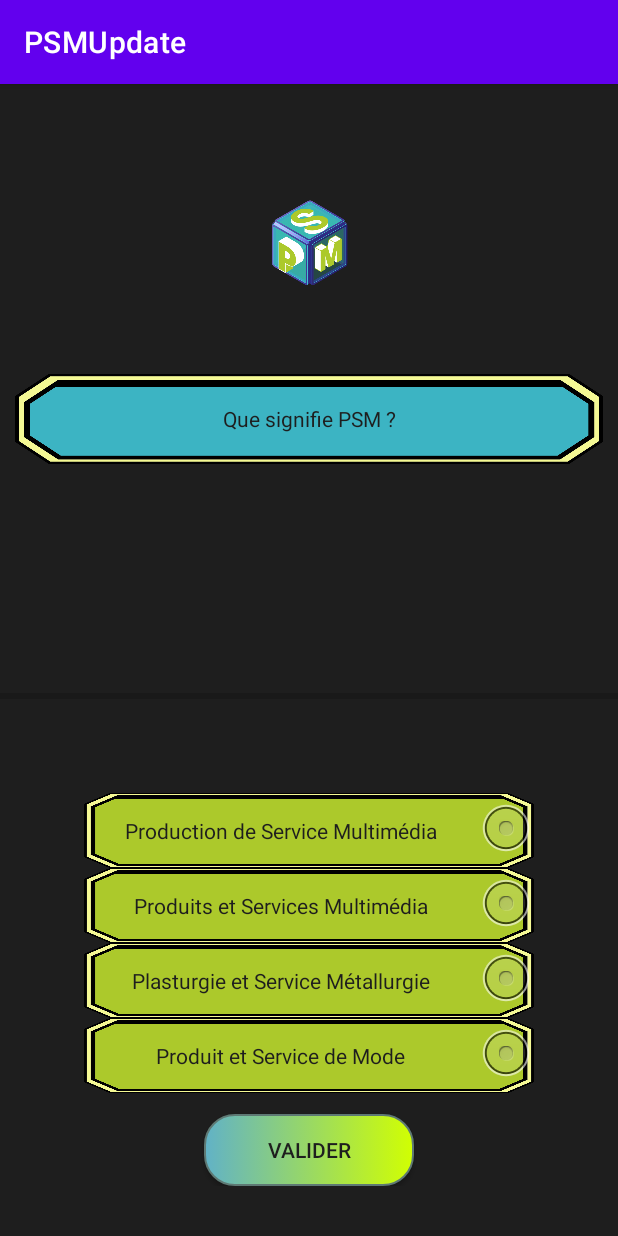
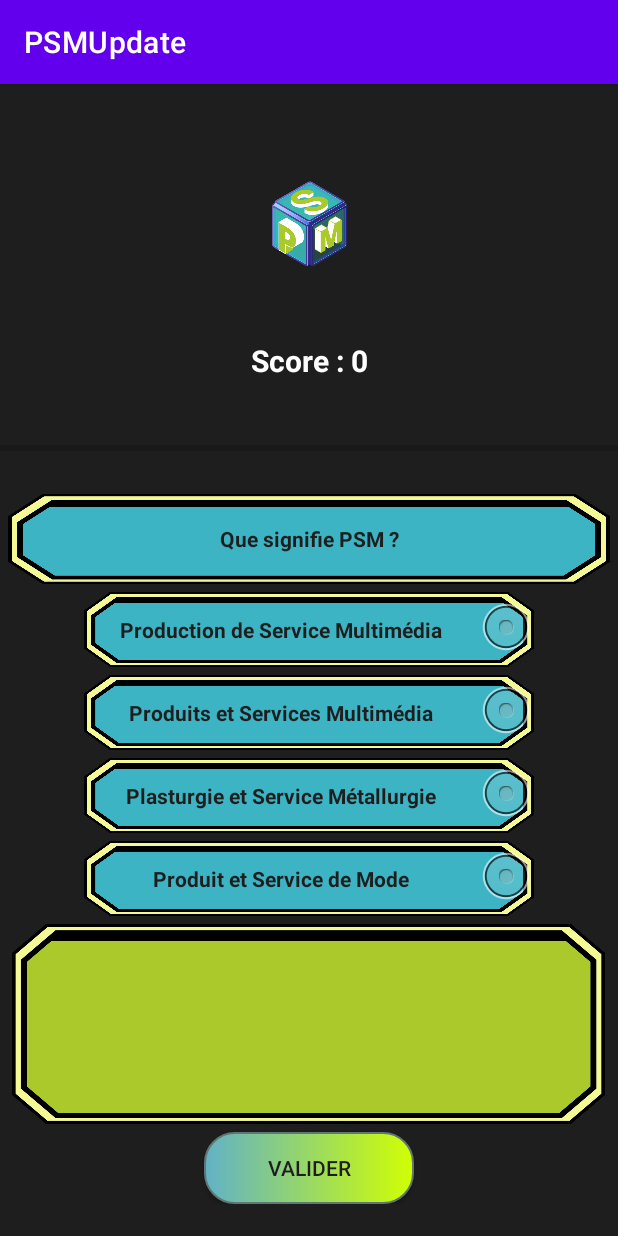
Before and after one commit to siwa1208/UpdatePSM, an Android app: the Questions screen opened directly, with no data from a screen before it, on a phone screen of 412 x 824 dp. Run offline under Robolectric (Android 15) with nearby library versions, the phone set to English and light mode, and no system bars.

Commit message:
made some updates about UI and questions

```diff
--- a/app/build.gradle
+++ b/app/build.gradle
@@ -26,6 +26,10 @@ android {
         sourceCompatibility JavaVersion.VERSION_1_8
         targetCompatibility JavaVersion.VERSION_1_8
     }
+
+    task wrapper(type: Wrapper){
+        gradleVersion = '6.8.3'
+    }
 }
 
 dependencies {
--- a/app/src/main/java/com/example/psmupdate/Questions.java
+++ b/app/src/main/java/com/example/psmupdate/Questions.java
@@ -5,6 +5,7 @@ import androidx.appcompat.app.AppCompatActivity;
 import android.content.Intent;
 import android.os.Bundle;
 import android.os.CountDownTimer;
+import android.os.Handler;
 import android.view.Gravity;
 import android.view.View;
 import android.widget.Button;
@@ -23,7 +24,7 @@ public class Questions extends AppCompatActivity {
             "Que signifie PSM ?",
             "Dans quelle université se trouve la formations PSM ?",
             "Depuis combien de temps la formations existe-t-elle ?",
-            "Qui est la personne chargée de la formation ?\n (Attention, il y a deux responsables)",
+            "Qui est la personne chargée de la formation ?",
             "D'où vient le nom Rhizome ?",
             "En quelle année a eu le premier projet Rhizome ?",
             "Quel a été le thème du projet Rhizome de l'année 2020-2021 ?",
@@ -54,7 +55,7 @@ public class Questions extends AppCompatActivity {
             "2001",
             "Les 20 ans de PSM",
             "Empreintes du mouvement",
-            "Quel est votre objet",
+            "Quel est votre objet ?",
             "Mobilité et développement durable",
             "Etude Numérique",
             "2004",
@@ -97,28 +98,28 @@ public class Questions extends AppCompatActivity {
     };
 
     String explication[] = {
-            "Le nom complet de la formation est Design Produit et Service Multimédia. La formation propose d’apprendre et de concevoir des produits multimédia (site web, application mobile), ainsi qu’à chercher et à imaginer de nouvelles façons de concevoir les services multimédias.",
-            "La formation se trouve à Montbéliard, qui est un site délocalisé de l’Université de Franche-Comté de Besançon.",
-            "Cette formation a été créée en 2001 et fête, en cette année 2021, ses 20 ans d'existence.",
-            "Federico Tajariol est le directeur de la formation et aussi enseignant-chercheur dans la formation. Ses domaines d’excellence sont la communication et le design.",
-            "Le nom de Rhizome provient de la racine de certaines plantes vivaces. Sa caractéristique réside dans les réserves qu’elle contient pour continuer à nourrir la plante qui lui est rattachée même si les conditions environnementales viennent à se dégrader.",
-            "Officieusement, le premier Rhizome a commencé en 2001, mais il n’avait pas encore le nom de Rhizome. C’est plus tard que le nom de Rhizome a été adopté pour ce type de projet.",
-            "Le thème pour l’année 2020-2021 est bien « Les 20 ans de PSM ». « Emoti’COM » a été le thème des projets proposés en 2010. « Hier, aujourd’hui et demain avec les médias numériques » a été le thème des projets proposés en 2015. « Mémoire des lieux & des objets » a été le thème des projets proposés en 2015 et 2016.",
-            "Le thème pour l’année 2007 est bien « Empreintes du mouvement ». « Le patrimoine de Montbéliard » est un thème de projet qui a été proposé en 2010. « Mémoire des lieux & des objets » est un thème de projet qui a été proposé en 2016 et 2017. « Les 5 ans de PSM » n’a jamais été un thème proposé.",
-            "Le thème pour l’année 2013 est bien « Quel est votre objet ? ». « Ces objets qui nous nourrissent ! » est un thème de projet qui a été proposé en 2011 et 2012. « Hier, aujourd’hui et demain avec les médias numériques » est un thème de projet qui a été proposé en 2015. « Les 15 ans de PSM » n’est pas un thème proposé.",
-            "Le thème pour l’année 2009 est bien « Mobilité et développement durable ». « Quel est votre objet ? » est un thème de projet qui a été proposé en 2013. « Le patrimoine de Montbéliard » est un thème de projet qui a été proposé en 2014. « La tête dans les étoiles » n’est pas un thème proposé.",
-            "L’étude numérique n’est pas une option qui est proposée par la formation en 2ème année de Master.",
-            "C’est en 2004 que le nom de Rhizome a été trouvé pour les projets conduits en première année de Master PSM.",
-            "Le master PSM dépend de l’UFR (unité de formation et de recherche) Sciences, techniques et gestion de l’industrie, plus communément appelée STGI.",
-            "L’UFR STGI comporte 5 départements : AES, droit, management – Langues étrangères appliquées – Sciences et énergies – Sciences de la vie et de l’environnement - Multimédia.",
-            "C’est le département Multimédia qui est celui où le master PSM est implanté. D’ailleurs, le M de PSM signifie multimédia.",
-            "Ce sont les travaux des enseignants-chercheurs de l’Équipe OUN (Laboratoire ELLIADD) et du département DISC (Institut Femto ST) qui irriguent les cours du Master PSM",
-            "Les anciens étudiants ont créé l’Alumni PSM. Alumnus, en latin, signifie élève et alumni signifie diplômé d’une université. Le nom prend donc tout son sens, puisqu’il s’agit des anciens diplômés du master PSM",
-            "Citation du professeur Ioan Roxin dans le journal local de Montbéliard en 2016, lors du projet Rhizome « La mémoire des lieux et des objets ».",
-            "Selon un article diffusé par France 3 Bourgogne Franche-Comté, ce sont pas moins de 537 Masters qui ont été délivrés (publication du 26/11/2016).",
-            "Selon Ioan Roxin (interview France 3, relayé par PlaSMa SLIC PSM), la part des étudiants qui sont issus de l’international se situe à 10 - 15 %, la part des étudiants hors Franche-Comté, 50 %, et donc localement, entre 35 et 40 %.",
-            "En 1984, le System 0.0 est apparu. En 1997, c’est le tour du Mac OS. Le Mac OS X 10.8 « Mountain Lion » est présenté en 2012. C’est donc bien le Mac OS X qui est présenté en 2001, l’année de création du master PSM.",
-            "Le plus ancien des supports présentés est la carte perforée (brevetée en 1928). La disquette « floppy » ou 5 pouces ¼ date, elle, de 1976. Dans les années 1990-2000, la disquette 3 pouces ½ était le moyen de stockage le plus utilisé. Le cloud, même s’il date des années 1990, n’est devenu un lieu de stockage des données grand public qu’à compter des années 2005-2010."
+            " Le nom complet de la formation est: \nDesign Produit et Service Multimédia.\nLa formation propose d’apprendre et de concevoir des produits multimédia (site web, application mobile),\n ainsi qu’à chercher et à imaginer de nouvelles façons de concevoir les services multimédias.",
+            " La formation se trouve à Montbéliard, qui est un site délocalisé de l’Université de Franche-Comté de Besançon.",
+            " Cette formation a été créée en 2001 et fête, en cette année 2021, ses 20 ans d'existence.",
+            " Federico Tajariol est le directeur de la formation et aussi enseignant-chercheur dans la formation. Ses domaines d’excellence sont la communication et le design.",
+            " Le nom de Rhizome provient de la racine de certaines \nplantes vivaces. Sa caractéristique réside dans les réserves qu’elle contient pour continuer à nourrir la plante qui lui est \n rattachée même si les conditions environnementales \n viennent à se dégrader.",
+            " Officieusement, le premier Rhizome a commencé en 2001,\n mais il n’avait pas encore le nom de Rhizome. C’est plus tard que le nom de Rhizome a été adopté pour ce type de projet.",
+            " Le thème pour l’année 2020-2021 est bien «Les 20 ans de PSM». «Emoti’COM» a été le thème des projets proposés en 2010. «Hier, aujourd’hui et demain avec les médias numériques» a été le thème des projets proposés en 2015.\n «Mémoire des lieux & des objets» a été le thème des projets proposés en 2015 et 2016.",
+            " Le thème pour l’année 2007 est bien «Empreintes du mouvement». \n «Le patrimoine de Montbéliard» est un thème de projet qui a \n été proposé en 2010. «Mémoire des lieux & des objets» \n est un thème de projet qui a été proposé en 2016 et 2017. \n «Les 5 ans de PSM» n’a jamais été un thème proposé.",
+            " Le thème pour l’année 2013 est bien «Quel est votre objet?». \n «Ces objets qui nous nourrissent!» est un thème de \n projet qui a été proposé en 2011 et 2012. «Hier, aujourd’hui et demain avec les médias numériques» \n est un thème de projet qui a été proposé en 2015. \n «Les 15 ans de PSM» n’est pas un thème proposé.",
+            " Le thème pour l’année 2009 est bien «Mobilité et développement durable ». « Quel est votre objet ?» est un thème de projet qui a été proposé en 2013. \n«Le patrimoine de Montbéliard» est un thème de projet qui a été proposé en 2014. « La tête dans les étoiles » n’est pas un thème proposé.",
+            " L’étude numérique n’est pas une option qui est proposée par la formation en 2ème année de Master.",
+            " C’est en 2004 que le nom de Rhizome a été trouvé pour les projets conduits en première année de Master PSM.",
+            " Le master PSM dépend de l’UFR (unité de formation et de recherche) Sciences, techniques et gestion de l’industrie, plus communément appelée STGI.",
+            " L’UFR STGI comporte 5 départements : AES, droit, management – Langues étrangères appliquées – Sciences et énergies – Sciences de la vie et de l’environnement - Multimédia.",
+            " C’est le département Multimédia qui est celui où le master \n PSM est implanté. D’ailleurs, le M de PSM signifie multimédia.",
+            " Ce sont les travaux des enseignants-chercheurs de \nl’Équipe OUN (Laboratoire ELLIADD) et du département DISC (Institut Femto ST) qui irriguent les cours du Master PSM",
+            " Les anciens étudiants ont créé l’Alumni PSM. \nAlumnus, en latin, signifie élève et alumni signifie diplômé d’une université. Le nom prend donc tout son sens, \n puisqu’il s’agit des anciens diplômés du master PSM",
+            " Citation du professeur Ioan Roxin dans le journal local de Montbéliard en 2016, lors du projet Rhizome « La mémoire des lieux et des objets ».",
+            " Selon un article diffusé par France 3 Bourgogne Franche-Comté, ce sont pas moins de 537 Masters \nqui ont été délivrés (publication du 26/11/2016).",
+            " Selon Ioan Roxin (interview France 3, relayé par \nPlaSMa SLIC PSM), la part des étudiants qui sont issus de l’international se situe à 10 - 15 %,\nla part des étudiants hors Franche-Comté, 50 %, et donc localement, entre 35 et 40 %.",
+            " En 1984, le System 0.0 est apparu. En 1997, c’est le tour du Mac OS. \n Le Mac OS X 10.8 « Mountain Lion » est présenté en 2012. \n C’est donc bien le Mac OS X qui est présenté en 2001, \nl’année de création du master PSM.",
+            " Le plus ancien des supports est la carte perforée (brevetée en 1928). La disquette «floppy» ou 5 pouces ¼ date de 1976. \n Dans les années 1990-2000, la disquette 3 pouces ½ était le moyen de stockage le plus utilisé. \n Le cloud, même s’il date des années 1990, n’est devenu un lieu de stockage des données grand public qu’à compter des années 2005-2010."
     };
 
     public static int
@@ -141,6 +142,17 @@ public class Questions extends AppCompatActivity {
 
         //On récupère le nom de l'utilisateur
         String name = getIntent().getStringExtra("NAME");
+
+        Handler handlerDelay = new Handler();
+
+        Runnable goToResults = new Runnable() {
+            public void run() {
+                Intent in = new Intent(Questions.this,ResultatsQuizz.class);
+                in.putExtra("USERNAME", name);
+                startActivity(in);
+                finish();
+            }
+        };
 
         progressBar = (ProgressBar)findViewById(R.id.quizzProgressBar);
         txtBar = (TextView)findViewById(R.id.tv_progress);
@@ -167,9 +179,7 @@ public class Questions extends AppCompatActivity {
 
         btnNext = (Button) findViewById(R.id.btnTest);
         rgroup = (RadioGroup) findViewById(R.id.radioGroup); //radioGroup wrapper de tous les radios btn
-
-        //cmpt+=1;//màj la progress bar
-
+        score.setText("Score : " + nbCorrect);
 
 
         btnNext.setOnClickListener(new View.OnClickListener() {
@@ -180,7 +190,6 @@ public class Questions extends AppCompatActivity {
                     Toast.makeText(getApplicationContext(), "Please select one choice", Toast.LENGTH_SHORT).show();
                     return;
                 }
-
                 //Récup l'id du btn sélectionné
                 RadioButton uniqueans = (RadioButton)findViewById(rgroup.getCheckedRadioButtonId());
                 String ansText = uniqueans.getText().toString();
@@ -189,23 +198,19 @@ public class Questions extends AppCompatActivity {
                     nbCorrect++;
                     txtResp.setText(explication[cmpt]);
                     //Toast.makeText(getApplicationContext(), "Bonne réponse", Toast.LENGTH_SHORT).show();
-                    /*Toast toast = Toast.makeText(getApplicationContext(), explication[cmpt], Toast.LENGTH_LONG);
-                    toast.setGravity(Gravity.TOP | Gravity.CENTER, 50, 50);
-                    toast.show();*/
                 } else {
                     nbFalse++;
                     txtResp.setText(explication[cmpt]);
                     //Toast.makeText(getApplicationContext(), "Mauvaise réponse", Toast.LENGTH_SHORT).show();
-                    /*Toast toast = Toast.makeText(getApplicationContext(), explication[cmpt], Toast.LENGTH_LONG);
-                    toast.setGravity(Gravity.TOP | Gravity.CENTER, 50, 50);
-                    toast.show();*/
                 }
+
                 //Passe aux questions suivantes
                 cmpt++;
 
                 //Si le score n'est pas null lui attribuer le nb de réponses correctes
                 if (score != null) {
                     score.setText("Score : " + nbCorrect);
+
                     //Si l'index des questions est inférieur à la taille réelle du nb de questions
                     //Alors MàJ les questions et les réponses jusqu'au nb total de questions
                     //Sinon passer à la seconde Activity
@@ -216,12 +221,9 @@ public class Questions extends AppCompatActivity {
                     btn3.setText(choixReponses[cmpt * 4 + 2]);
                     btn4.setText(choixReponses[cmpt * 4 + 3]);
                     progressBar.setProgress(cmpt);
-                        txtResp.setText(explication[cmpt]);
                     } else {
-                        nbScore = nbCorrect;
-                        Intent in = new Intent(getApplicationContext(), ResultatsQuizz.class);
-                        in.putExtra("USERNAME", name);
-                        startActivity(in);
+                        //Passer à l'activity Resultat après 3Sec afin de pouvoir lire la réponse de la dernière question.
+                        handlerDelay.postDelayed(goToResults,5000);
                     }
                     txtBar.setText(cmpt + "/" + progressBar.getMax());
                 }
--- a/app/src/main/res/layout/activity_questions.xml
+++ b/app/src/main/res/layout/activity_questions.xml
@@ -17,22 +17,15 @@
         app:srcCompat="@drawable/logoreal" />
 
     <TextView
-        android:id="@+id/txtQuest"
+        android:id="@+id/score"
         android:layout_width="match_parent"
-        android:layout_height="60dp"
-        android:layout_margin="10dp"
+        android:layout_height="wrap_content"
         android:gravity="center"
-        android:textColor="@color/background"
-        android:background="@drawable/questionlayout"
+        android:textColor="@color/white"
+        android:textStyle="bold"
+        android:layout_marginBottom="20dp"
+        android:textSize="20sp"
         />
-
-    <TextView
-        android:id="@+id/textView"
-        android:layout_width="wrap_content"
-        android:layout_height="120dp"
-        android:gravity="center"
-        android:textStyle="bold"
-        android:textColor="@color/white"/>
 
     <LinearLayout
         android:id="@+id/linearLayoutRadio"
@@ -65,13 +58,14 @@
     </LinearLayout>
 
     <TextView
-        android:id="@+id/score"
+        android:id="@+id/txtQuest"
         android:layout_width="match_parent"
-        android:layout_height="wrap_content"
+        android:layout_height="60dp"
+        android:layout_margin="5dp"
         android:gravity="center"
-        android:textColor="@color/white"
+        android:textColor="@color/background"
+        android:background="@drawable/questionlayout"
         android:textStyle="bold"
-        android:layout_marginBottom="20dp"
         />
 
     <RadioGroup
@@ -85,46 +79,56 @@
             android:id="@+id/radioButton1"
             android:layout_width="match_parent"
             android:layout_height="50dp"
-            android:background="@drawable/reponselayout"
+            android:background="@drawable/questionlayout"
             android:button="@null"
             android:drawableRight="@android:drawable/btn_radio"
             android:gravity="center"
             android:text="@string/radiobutton1"
             android:textColor="@color/background"
+            android:textStyle="bold"
             />
 
         <RadioButton
             android:id="@+id/radioButton2"
             android:layout_width="wrap_content"
             android:layout_height="50dp"
-            android:background="@drawable/reponselayout"
+            android:background="@drawable/questionlayout"
             android:button="@null"
             android:drawableRight="@android:drawable/btn_radio"
             android:gravity="center"
             android:text="@string/radiobutton1"
-            android:textColor="@color/background" />
+            android:textColor="@color/background"
+            android:textStyle="bold"
+            android:layout_marginTop="5dp"
+            />
 
         <RadioButton
             android:id="@+id/radioButton3"
             android:layout_width="wrap_content"
             android:layout_height="50dp"
-            android:background="@drawable/reponselayout"
+            android:background="@drawable/questionlayout"
             android:button="@null"
             android:drawableRight="@android:drawable/btn_radio"
             android:gravity="center"
             android:text="@string/radiobutton1"
-            android:textColor="@color/background" />
+            android:textColor="@color/background"
+            android:textStyle="bold"
+            android:layout_marginTop="5dp"
+            />
 
         <RadioButton
             android:id="@+id/radioButton4"
             android:layout_width="wrap_content"
             android:layout_height="50dp"
-            android:background="@drawable/reponselayout"
+            android:background="@drawable/questionlayout"
             android:button="@null"
             android:drawableRight="@android:drawable/btn_radio"
             android:gravity="center"
             android:text="@string/radiobutton1"
-            android:textColor="@color/background" />
+            android:textColor="@color/background"
+            android:textStyle="bold"
+            android:layout_marginTop="5dp"
+            />
     </RadioGroup>
 
     <LinearLayout
@@ -133,15 +137,25 @@
         android:orientation="vertical"
         android:gravity="center">
 
+        <TextView
+            android:id="@+id/textView"
+            android:layout_width="395dp"
+            android:layout_height="133dp"
+            android:layout_marginTop="5dp"
+            android:background="@drawable/reponselayout"
+            android:gravity="center"
+            android:textColor="@color/background" />
+
         <androidx.appcompat.widget.AppCompatButton
             android:id="@+id/btnTest"
             android:layout_width="140dp"
             android:layout_height="wrap_content"
-            android:layout_marginTop="14dp"
+            android:layout_marginTop="5dp"
             android:background="@drawable/button_drawable"
             android:text="@string/btnTest"
             android:textColor="@color/background"
-            android:textSize="14sp" />
+            android:textSize="14sp"
+            />
     </LinearLayout>
 
 </LinearLayout>
--- a/app/src/main/res/values/strings.xml
+++ b/app/src/main/res/values/strings.xml
@@ -1,6 +1,5 @@
 <resources>
     <string name="app_name">PSMUpdate</string>
-    <string name="startQuizz">COMMENCER LE QUIZZ</string>
     <string name="logo">TODO</string>
     <string name="txtquestion">txtQuest</string>
     <string name="btnTest">Valider</string>
```
Also changed, not shown: app/src/main/java/com/example/psmupdate/MainActivity.java (+9 -1 lines), app/src/main/java/com/example/psmupdate/ResultatsQuizz.java (+15 -16 lines), app/src/main/res/layout/activity_resultats_quizz.xml (+10 -10 lines), app/gradle/wrapper/gradle-wrapper.properties (added), 3 other files. Lines whose indentation alone changed are shown as unchanged.
